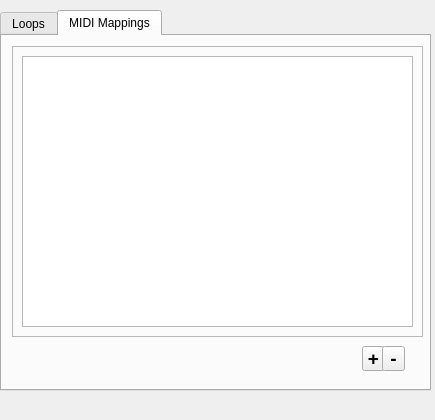
Qt form src/GUI/jack_midi_looper_gui/looper.ui (jtotto/sooper-jack-midi-looper) before a commit.
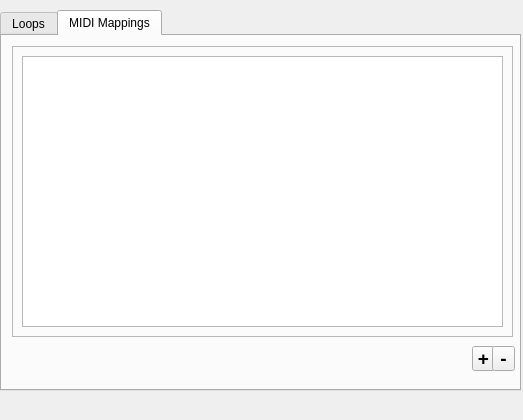
The same form after that commit. The open tabs and pages were chosen to show the change.

The edit to the form file:
```diff
--- a/src/GUI/jack_midi_looper_gui/looper.ui
+++ b/src/GUI/jack_midi_looper_gui/looper.ui
@@ -2,9 +2,17 @@
 <ui version="4.0">
  <class>MainWindow</class>
  <widget class="QMainWindow" name="MainWindow">
+  <property name="geometry">
+   <rect>
+    <x>0</x>
+    <y>0</y>
+    <width>523</width>
+    <height>420</height>
+   </rect>
+  </property>
   <property name="minimumSize">
    <size>
-    <width>435</width>
+    <width>523</width>
     <height>420</height>
    </size>
   </property>
@@ -17,7 +25,7 @@
      <rect>
       <x>0</x>
       <y>10</y>
-      <width>431</width>
+      <width>521</width>
       <height>381</height>
      </rect>
     </property>
@@ -104,7 +112,7 @@
        <rect>
         <x>10</x>
         <y>10</y>
-        <width>411</width>
+        <width>501</width>
         <height>291</height>
        </rect>
       </property>
@@ -119,7 +127,7 @@
         <rect>
          <x>10</x>
          <y>10</y>
-         <width>391</width>
+         <width>481</width>
          <height>271</height>
         </rect>
        </property>
@@ -128,7 +136,7 @@
      <widget class="QToolButton" name="addMappingButton">
       <property name="geometry">
        <rect>
-        <x>360</x>
+        <x>470</x>
         <y>310</y>
         <width>23</width>
         <height>25</height>
@@ -148,7 +156,7 @@
      <widget class="QToolButton" name="removeMappingButton">
       <property name="geometry">
        <rect>
-        <x>380</x>
+        <x>490</x>
         <y>310</y>
         <width>23</width>
         <height>25</height>
```
Left out of the diff: 12 changed lines with no effect on the pictures.
